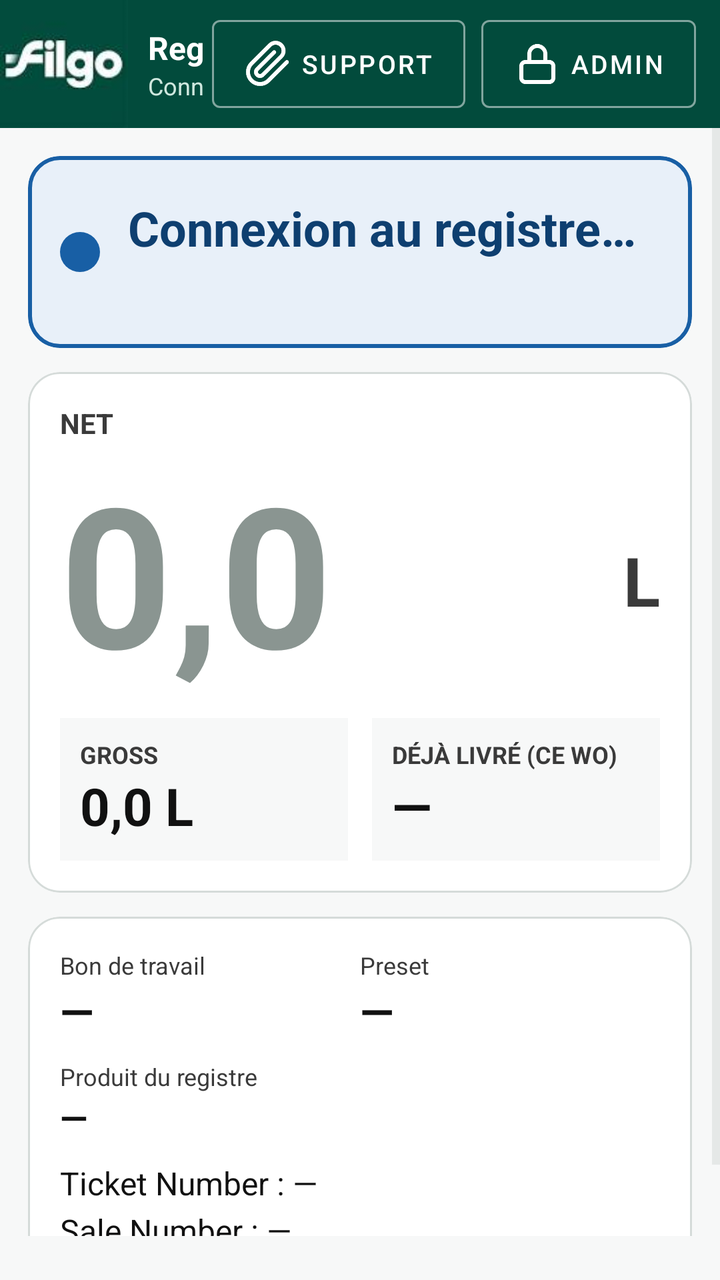
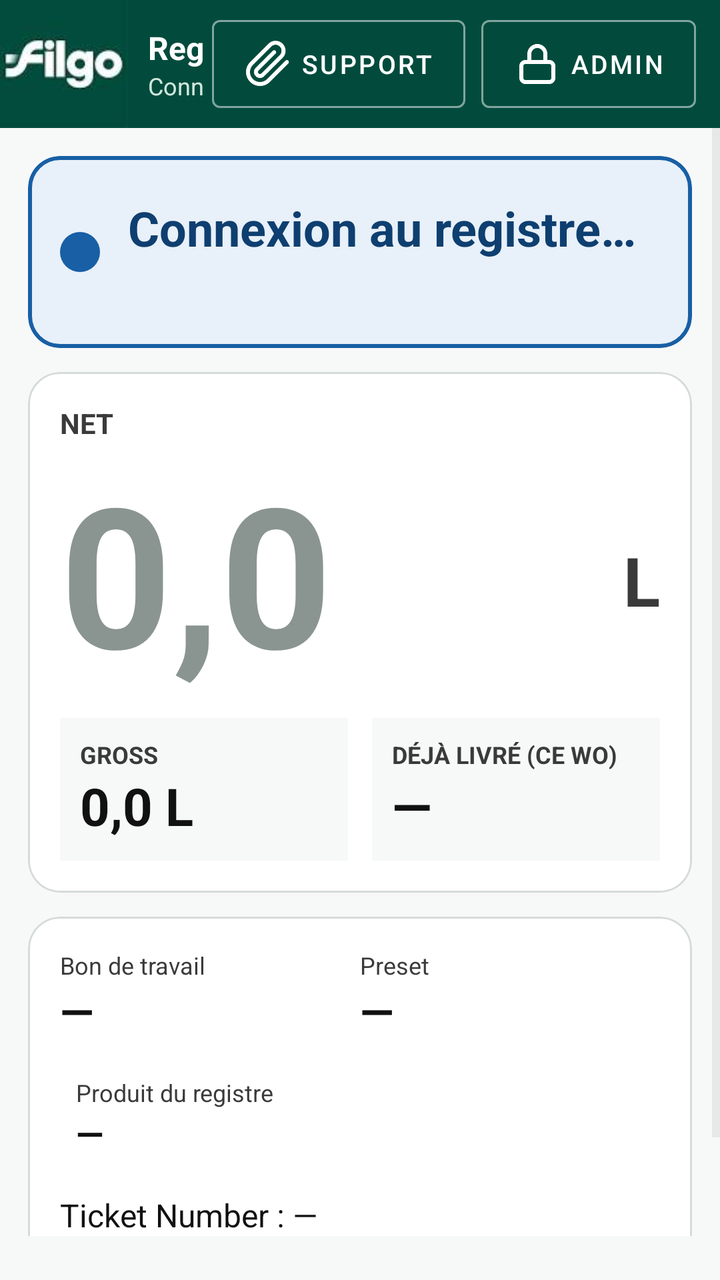

Before-and-after screenshots of an Android layout around one commit, followed by the original layout XML and the change that was made.
<!-- AndroidManifest.xml: application theme Theme.LcrFilgoEnergie -->
<!-- res/layout/overlay_simplified.xml -->
<?xml version="1.0" encoding="utf-8"?>
<LinearLayout xmlns:android="http://schemas.android.com/apk/res/android"
    xmlns:app="http://schemas.android.com/apk/res-auto"
    android:id="@+id/sRoot"
    android:layout_width="match_parent"
    android:layout_height="match_parent"
    android:background="#F7F8F8"
    android:clickable="true"
    android:focusable="true"
    android:orientation="vertical">

    
    <LinearLayout
        android:layout_width="match_parent"
        android:layout_height="64dp"
        android:background="#024B3C"
        android:gravity="center_vertical"
        android:orientation="horizontal"
        android:paddingEnd="12dp">

        <ImageView
            android:layout_width="64dp"
            android:layout_height="64dp"
            android:contentDescription="Filgo Énergie"
            android:src="@mipmap/logoenergie1" />

        <LinearLayout
            android:layout_width="0dp"
            android:layout_height="wrap_content"
            android:layout_marginStart="10dp"
            android:layout_weight="1"
            android:orientation="vertical">

            <TextView
                android:id="@+id/sTxtRegistre"
                android:layout_width="match_parent"
                android:layout_height="wrap_content"
                android:maxLines="1"
                android:text="Registre"
                android:textColor="#FFFFFF"
                android:textSize="16sp"
                android:textStyle="bold" />

            <TextView
                android:id="@+id/sTxtRegistreEtat"
                android:layout_width="match_parent"
                android:layout_height="wrap_content"
                android:maxLines="1"
                android:text="Connexion en cours…"
                android:textColor="#CFE8DF"
                android:textSize="12sp" />
        </LinearLayout>

        <com.google.android.material.button.MaterialButton
            android:id="@+id/sBtnSupport"
            style="@style/Widget.MaterialComponents.Button.OutlinedButton"
            android:layout_width="wrap_content"
            android:layout_height="44dp"
            android:contentDescription="Demander du support"
            android:insetTop="0dp"
            android:insetBottom="0dp"
            android:minWidth="0dp"
            android:text="Support"
            android:textColor="#FFFFFF"
            android:textSize="13sp"
            app:icon="@drawable/ic_attach"
            app:iconTint="#FFFFFF"
            app:strokeColor="#80FFFFFF" />

        <com.google.android.material.button.MaterialButton
            android:id="@+id/sBtnAdmin"
            style="@style/Widget.MaterialComponents.Button.OutlinedButton"
            android:layout_width="wrap_content"
            android:layout_height="44dp"
            android:layout_marginStart="8dp"
            android:contentDescription="Accès Admin"
            android:insetTop="0dp"
            android:insetBottom="0dp"
            android:minWidth="0dp"
            android:text="Admin"
            android:textColor="#FFFFFF"
            android:textSize="13sp"
            app:icon="@drawable/ic_lock"
            app:iconTint="#FFFFFF"
            app:strokeColor="#80FFFFFF" />
    </LinearLayout>

    <ScrollView
        android:layout_width="match_parent"
        android:layout_height="0dp"
        android:layout_weight="1"
        android:fillViewport="true">

        <LinearLayout
            android:layout_width="match_parent"
            android:layout_height="wrap_content"
            android:orientation="vertical"
            android:padding="14dp">

            
            <com.google.android.material.card.MaterialCardView
                android:id="@+id/sBanner"
                android:layout_width="match_parent"
                android:layout_height="wrap_content"
                app:cardBackgroundColor="#E8F0F9"
                app:cardCornerRadius="16dp"
                app:cardElevation="0dp"
                app:strokeColor="#185FA5"
                app:strokeWidth="2dp">

                <LinearLayout
                    android:layout_width="match_parent"
                    android:layout_height="wrap_content"
                    android:gravity="center_vertical"
                    android:minHeight="96dp"
                    android:orientation="horizontal"
                    android:padding="16dp">

                    <View
                        android:id="@+id/sDot"
                        android:layout_width="20dp"
                        android:layout_height="20dp"
                        android:background="@drawable/bg_dot"
                        android:backgroundTint="#185FA5" />

                    <LinearLayout
                        android:layout_width="0dp"
                        android:layout_height="wrap_content"
                        android:layout_marginStart="14dp"
                        android:layout_weight="1"
                        android:orientation="vertical">

                        <TextView
                            android:id="@+id/sTxtTitre"
                            android:layout_width="match_parent"
                            android:layout_height="wrap_content"
                            android:text="Connexion au registre…"
                            android:textColor="#0E3F70"
                            android:textSize="24sp"
                            android:textStyle="bold" />

                        <TextView
                            android:id="@+id/sTxtSous"
                            android:layout_width="match_parent"
                            android:layout_height="wrap_content"
                            android:layout_marginTop="4dp"
                            android:text=""
                            android:textColor="#0E3F70"
                            android:textSize="15sp" />

                        <ProgressBar
                            android:id="@+id/sProgConn"
                            style="?android:attr/progressBarStyleHorizontal"
                            android:layout_width="match_parent"
                            android:layout_height="8dp"
                            android:layout_marginTop="10dp"
                            android:indeterminate="true"
                            android:indeterminateTint="#185FA5"
                            android:visibility="gone" />

                        <TextView
                            android:id="@+id/sTxtInit"
                            android:layout_width="match_parent"
                            android:layout_height="wrap_content"
                            android:layout_marginTop="6dp"
                            android:text=""
                            android:textColor="#0E3F70"
                            android:textSize="13sp"
                            android:visibility="gone" />
                    </LinearLayout>
                </LinearLayout>
            </com.google.android.material.card.MaterialCardView>

            
            <com.google.android.material.card.MaterialCardView
                android:layout_width="match_parent"
                android:layout_height="wrap_content"
                android:layout_marginTop="12dp"
                app:cardBackgroundColor="#FFFFFF"
                app:cardCornerRadius="16dp"
                app:cardElevation="0dp"
                app:strokeColor="#D5DBD9"
                app:strokeWidth="1dp">

                <LinearLayout
                    android:layout_width="match_parent"
                    android:layout_height="wrap_content"
                    android:orientation="vertical"
                    android:padding="16dp">

                    <TextView
                        android:layout_width="wrap_content"
                        android:layout_height="wrap_content"
                        android:text="NET"
                        android:textColor="#3A3A3A"
                        android:textSize="14sp"
                        android:textStyle="bold" />

                    <LinearLayout
                        android:layout_width="match_parent"
                        android:layout_height="wrap_content"
                        android:gravity="bottom"
                        android:orientation="horizontal">

                        <TextView
                            android:id="@+id/sTxtNet"
                            android:layout_width="0dp"
                            android:layout_height="130dp"
                            android:layout_weight="1"
                            android:gravity="center_vertical|start"
                            android:maxLines="1"
                            android:text="0,0"
                            android:textColor="#8A9591"
                            android:textSize="90sp"
                            android:textStyle="bold"
                            app:autoSizeMaxTextSize="120sp"
                            app:autoSizeMinTextSize="40sp"
                            app:autoSizeTextType="uniform" />

                        <TextView
                            android:layout_width="wrap_content"
                            android:layout_height="wrap_content"
                            android:layout_marginStart="8dp"
                            android:layout_marginBottom="18dp"
                            android:text="L"
                            android:textColor="#3A3A3A"
                            android:textSize="34sp"
                            android:textStyle="bold" />
                    </LinearLayout>

                    <LinearLayout
                        android:layout_width="match_parent"
                        android:layout_height="wrap_content"
                        android:layout_marginTop="8dp"
                        android:orientation="horizontal">

                        <LinearLayout
                            android:layout_width="0dp"
                            android:layout_height="wrap_content"
                            android:layout_marginEnd="6dp"
                            android:layout_weight="1"
                            android:background="#F7F8F8"
                            android:orientation="vertical"
                            android:padding="10dp">

                            <TextView
                                android:layout_width="wrap_content"
                                android:layout_height="wrap_content"
                                android:text="GROSS"
                                android:textColor="#3A3A3A"
                                android:textSize="12sp"
                                android:textStyle="bold" />

                            <TextView
                                android:id="@+id/sTxtGross"
                                android:layout_width="wrap_content"
                                android:layout_height="wrap_content"
                                android:text="0,0 L"
                                android:textColor="#111111"
                                android:textSize="26sp"
                                android:textStyle="bold" />
                        </LinearLayout>

                        <LinearLayout
                            android:layout_width="0dp"
                            android:layout_height="wrap_content"
                            android:layout_marginStart="6dp"
                            android:layout_weight="1"
                            android:background="#F7F8F8"
                            android:orientation="vertical"
                            android:padding="10dp">

                            <TextView
                                android:layout_width="wrap_content"
                                android:layout_height="wrap_content"
                                android:text="DÉJÀ LIVRÉ (CE WO)"
                                android:textColor="#3A3A3A"
                                android:textSize="12sp"
                                android:textStyle="bold" />

                            <TextView
                                android:id="@+id/sTxtDejaLivre"
                                android:layout_width="wrap_content"
                                android:layout_height="wrap_content"
                                android:text="—"
                                android:textColor="#111111"
                                android:textSize="26sp"
                                android:textStyle="bold" />
                        </LinearLayout>
                    </LinearLayout>
                </LinearLayout>
            </com.google.android.material.card.MaterialCardView>

            
            <com.google.android.material.card.MaterialCardView
                android:layout_width="match_parent"
                android:layout_height="wrap_content"
                android:layout_marginTop="12dp"
                app:cardBackgroundColor="#FFFFFF"
                app:cardCornerRadius="16dp"
                app:cardElevation="0dp"
                app:strokeColor="#D5DBD9"
                app:strokeWidth="1dp">

                <LinearLayout
                    android:layout_width="match_parent"
                    android:layout_height="wrap_content"
                    android:orientation="vertical"
                    android:padding="16dp">

                    <LinearLayout
                        android:layout_width="match_parent"
                        android:layout_height="wrap_content"
                        android:orientation="horizontal">

                        <LinearLayout
                            android:layout_width="0dp"
                            android:layout_height="wrap_content"
                            android:layout_weight="1"
                            android:orientation="vertical">

                            <TextView
                                android:layout_width="wrap_content"
                                android:layout_height="wrap_content"
                                android:text="Bon de travail"
                                android:textColor="#3A3A3A"
                                android:textSize="12sp" />

                            <TextView
                                android:id="@+id/sTxtWo"
                                android:layout_width="wrap_content"
                                android:layout_height="wrap_content"
                                android:text="—"
                                android:textColor="#111111"
                                android:textSize="22sp"
                                android:textStyle="bold" />
                        </LinearLayout>

                        <LinearLayout
                            android:layout_width="0dp"
                            android:layout_height="wrap_content"
                            android:layout_weight="1"
                            android:orientation="vertical">

                            <TextView
                                android:layout_width="wrap_content"
                                android:layout_height="wrap_content"
                                android:text="Preset"
                                android:textColor="#3A3A3A"
                                android:textSize="12sp" />

                            <TextView
                                android:id="@+id/sTxtPreset"
                                android:layout_width="wrap_content"
                                android:layout_height="wrap_content"
                                android:text="—"
                                android:textColor="#111111"
                                android:textSize="22sp"
                                android:textStyle="bold" />
                        </LinearLayout>
                    </LinearLayout>

                    <LinearLayout
                        android:id="@+id/sBlocProdFs"
                        android:layout_width="match_parent"
                        android:layout_height="wrap_content"
                        android:layout_marginTop="10dp"
                        android:orientation="vertical"
                        android:visibility="gone">

                        <TextView
                            android:layout_width="wrap_content"
                            android:layout_height="wrap_content"
                            android:text="Produit à livrer (FieldService)"
                            android:textColor="#3A3A3A"
                            android:textSize="12sp" />

                        <TextView
                            android:id="@+id/sTxtProdFs"
                            android:layout_width="match_parent"
                            android:layout_height="wrap_content"
                            android:text=""
                            android:textColor="#024B3C"
                            android:textSize="20sp"
                            android:textStyle="bold" />
                    </LinearLayout>

                    <TextView
                        android:layout_width="wrap_content"
                        android:layout_height="wrap_content"
                        android:layout_marginTop="10dp"
                        android:text="Produit du registre"
                        android:textColor="#3A3A3A"
                        android:textSize="12sp" />

                    <TextView
                        android:id="@+id/sTxtProdReg"
                        android:layout_width="match_parent"
                        android:layout_height="wrap_content"
                        android:text="—"
                        android:textColor="#111111"
                        android:textSize="18sp"
                        android:textStyle="bold" />

                    <TextView
                        android:id="@+id/sTxtTicket"
                        android:layout_width="match_parent"
                        android:layout_height="wrap_content"
                        android:layout_marginTop="10dp"
                        android:text="Ticket Number : —"
                        android:textColor="#111111"
                        android:textSize="16sp" />

                    <TextView
                        android:id="@+id/sTxtVente"
                        android:layout_width="match_parent"
                        android:layout_height="wrap_content"
                        android:layout_marginTop="2dp"
                        android:text="Sale Number : —"
                        android:textColor="#111111"
                        android:textSize="16sp" />
                </LinearLayout>
            </com.google.android.material.card.MaterialCardView>

            
            <com.google.android.material.card.MaterialCardView
                android:id="@+id/sPanelWo"
                android:layout_width="match_parent"
                android:layout_height="wrap_content"
                android:layout_marginTop="12dp"
                android:clickable="true"
                android:focusable="true"
                android:visibility="gone"
                app:cardBackgroundColor="#FFFFFF"
                app:cardCornerRadius="16dp"
                app:cardElevation="0dp"
                app:strokeColor="#D5DBD9"
                app:strokeWidth="1dp">

                <LinearLayout
                    android:layout_width="match_parent"
                    android:layout_height="wrap_content"
                    android:gravity="center_vertical"
                    android:minHeight="64dp"
                    android:orientation="horizontal"
                    android:padding="14dp">

                    <LinearLayout
                        android:layout_width="0dp"
                        android:layout_height="wrap_content"
                        android:layout_weight="1"
                        android:orientation="vertical">

                        <TextView
                            android:layout_width="wrap_content"
                            android:layout_height="wrap_content"
                            android:text="WO complété"
                            android:textColor="#3A3A3A"
                            android:textSize="12sp"
                            android:textStyle="bold" />

                        <TextView
                            android:id="@+id/sTxtWoCumul"
                            android:layout_width="wrap_content"
                            android:layout_height="wrap_content"
                            android:text="—"
                            android:textColor="#111111"
                            android:textSize="17sp"
                            android:textStyle="bold" />
                    </LinearLayout>

                    <TextView
                        android:layout_width="wrap_content"
                        android:layout_height="wrap_content"
                        android:text="Voir le détail"
                        android:textColor="#185FA5"
                        android:textSize="14sp"
                        android:textStyle="bold" />
                </LinearLayout>
            </com.google.android.material.card.MaterialCardView>
        </LinearLayout>
    </ScrollView>

    
    <LinearLayout
        android:id="@+id/sBarreActions"
        android:layout_width="match_parent"
        android:layout_height="wrap_content"
        android:background="#F7F8F8"
        android:orientation="vertical"
        android:paddingStart="14dp"
        android:paddingTop="8dp"
        android:paddingEnd="14dp"
        android:paddingBottom="14dp">

        <com.google.android.material.button.MaterialButton
            android:id="@+id/sBtnTerminer"
            android:layout_width="match_parent"
            android:layout_height="68dp"
            android:text="Terminer"
            android:textSize="24sp"
            android:textStyle="bold"
            android:visibility="gone"
            app:backgroundTint="#024B3C"
            app:cornerRadius="14dp" />

        <com.google.android.material.button.MaterialButton
            android:id="@+id/sBtnAnnuler"
            style="@style/Widget.MaterialComponents.Button.OutlinedButton"
            android:layout_width="match_parent"
            android:layout_height="52dp"
            android:layout_marginTop="8dp"
            android:text="Annuler la livraison"
            android:textColor="#B3261E"
            android:textSize="15sp"
            android:textStyle="bold"
            android:visibility="gone"
            app:cornerRadius="14dp"
            app:strokeColor="#B3261E"
            app:strokeWidth="2dp" />

        <com.google.android.material.button.MaterialButton
            android:id="@+id/sBtnLancer"
            android:layout_width="match_parent"
            android:layout_height="68dp"
            android:text="Lancer la livraison"
            android:textSize="24sp"
            android:textStyle="bold"
            android:visibility="gone"
            app:backgroundTint="#15803D"
            app:cornerRadius="14dp" />

        <com.google.android.material.button.MaterialButton
            android:id="@+id/sBtnRetour"
            android:layout_width="match_parent"
            android:layout_height="68dp"
            android:text="Retour au Bon de travail"
            android:textSize="22sp"
            android:textStyle="bold"
            android:visibility="gone"
            app:backgroundTint="#185FA5"
            app:cornerRadius="14dp" />
    </LinearLayout>
</LinearLayout>
<!-- resources referenced by this layout -->
<resources>
  <!-- drawable bg_dot (drawable) -->
  <shape xmlns:android="http://schemas.android.com/apk/res/android" android:shape="oval">
      <solid android:color="#FFFFFF" />
  </shape>
  <!-- drawable ic_attach (drawable) -->
  <vector xmlns:android="http://schemas.android.com/apk/res/android"
      android:width="24dp" android:height="24dp" android:viewportWidth="24" android:viewportHeight="24">
      <path android:strokeColor="#FFFFFF" android:strokeWidth="2" android:strokeLineCap="round" android:strokeLineJoin="round"
          android:pathData="M21.44,11.05l-9.19,9.19a6,6 0,0 1,-8.49 -8.49l9.19,-9.19a4,4 0,0 1,5.66 5.66l-9.2,9.19a2,2 0,0 1,-2.83 -2.83l8.49,-8.48" />
  </vector>
  <!-- drawable ic_lock (drawable) -->
  <vector xmlns:android="http://schemas.android.com/apk/res/android"
      android:width="24dp" android:height="24dp" android:viewportWidth="24" android:viewportHeight="24">
      <path android:strokeColor="#FFFFFF" android:strokeWidth="2" android:strokeLineCap="round" android:strokeLineJoin="round"
          android:pathData="M6,11h12a2,2 0,0 1,2 2v6a2,2 0,0 1,-2 2h-12a2,2 0,0 1,-2 -2v-6a2,2 0,0 1,2 -2z M8,11V7a4,4 0,0 1,8 0v4" />
  </vector>
  <!-- mipmap logoenergie1: png bitmap (mipmap-hdpi, 8273 bytes) -->
  <style name="Theme.LcrFilgoEnergie" parent="Theme.MaterialComponents.DayNight.NoActionBar">
  
          
          <item name="colorPrimary">@color/filgo_green</item>
          <item name="colorPrimaryDark">@color/filgo_green_dark</item>
          <item name="colorSecondary">@color/filgo_green_light</item>
  
          
          <item name="colorAccent">@color/filgo_green_light</item>
  
          
          <item name="colorControlNormal">@color/outline</item>
          <item name="colorControlActivated">@color/outline_focus</item>
  
          
          <item name="android:windowBackground">@color/bg_app</item>
  
          
          <item name="buttonStyle">@style/FilgoButton</item>
          <item name="editTextStyle">@style/FilgoEditText</item>
  
      </style>
  <color name="filgo_green">#024B3C</color>
  <color name="filgo_green_dark">#01372C</color>
  <color name="filgo_green_light">#0B6B55</color>
  <color name="outline">#D5DBD9</color>
  <color name="outline_focus">@color/filgo_green</color>
  <color name="bg_app">#F7F8F8</color>
  <style name="FilgoButton" parent="Widget.MaterialComponents.Button">
          <item name="backgroundTint">@color/btn_primary_bg</item>
          <item name="android:textColor">@color/btn_primary_text</item>
          <item name="android:textAllCaps">false</item>
      </style>
  <style name="FilgoEditText" parent="Widget.MaterialComponents.TextInputEditText.OutlinedBox">
          <item name="android:textColor">@color/text_primary</item>
          <item name="android:textColorHint">@color/text_secondary</item>
          <item name="android:padding">10dp</item>
      </style>
  <color name="btn_primary_bg">@color/filgo_green</color>
  <color name="btn_primary_text">@color/text_on_green</color>
  <color name="text_primary">#111111</color>
  <color name="text_secondary">#3A3A3A</color>
  <color name="text_on_green">#FFFFFF</color>
</resources>

<!-- the commit's change to res/layout/overlay_simplified.xml (unified diff, before → after) -->
@@ -385,10 +385,18 @@
                             android:textStyle="bold" />
                     </LinearLayout>
 
-                    <TextView
+                    <LinearLayout
+                        android:id="@+id/sFrameProdReg"
+                        android:layout_width="match_parent"
+                        android:layout_height="wrap_content"
+                        android:layout_marginTop="10dp"
+                        android:orientation="vertical"
+                        android:padding="8dp">
+
+<TextView
                         android:layout_width="wrap_content"
                         android:layout_height="wrap_content"
-                        android:layout_marginTop="10dp"
+                        android:layout_marginTop="0dp"
                         android:text="Produit du registre"
                         android:textColor="#3A3A3A"
                         android:textSize="12sp" />
@@ -401,6 +409,18 @@
                         android:textColor="#111111"
                         android:textSize="18sp"
                         android:textStyle="bold" />
+
+                    <TextView
+                        android:id="@+id/sTxtProdCmp"
+                        android:layout_width="match_parent"
+                        android:layout_height="wrap_content"
+                        android:layout_marginTop="2dp"
+                        android:text=""
+                        android:textColor="#1B7F3B"
+                        android:textSize="16sp"
+                        android:textStyle="bold"
+                        android:visibility="gone" />
+                    </LinearLayout>
 
                     <TextView
                         android:id="@+id/sTxtTicket"
